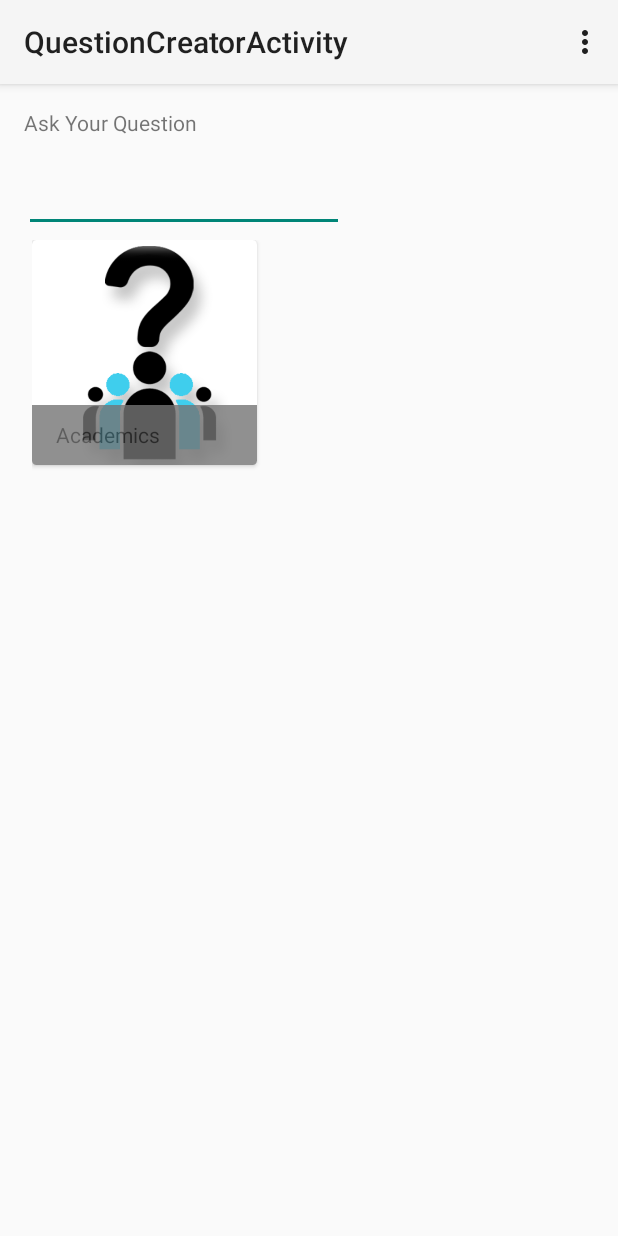
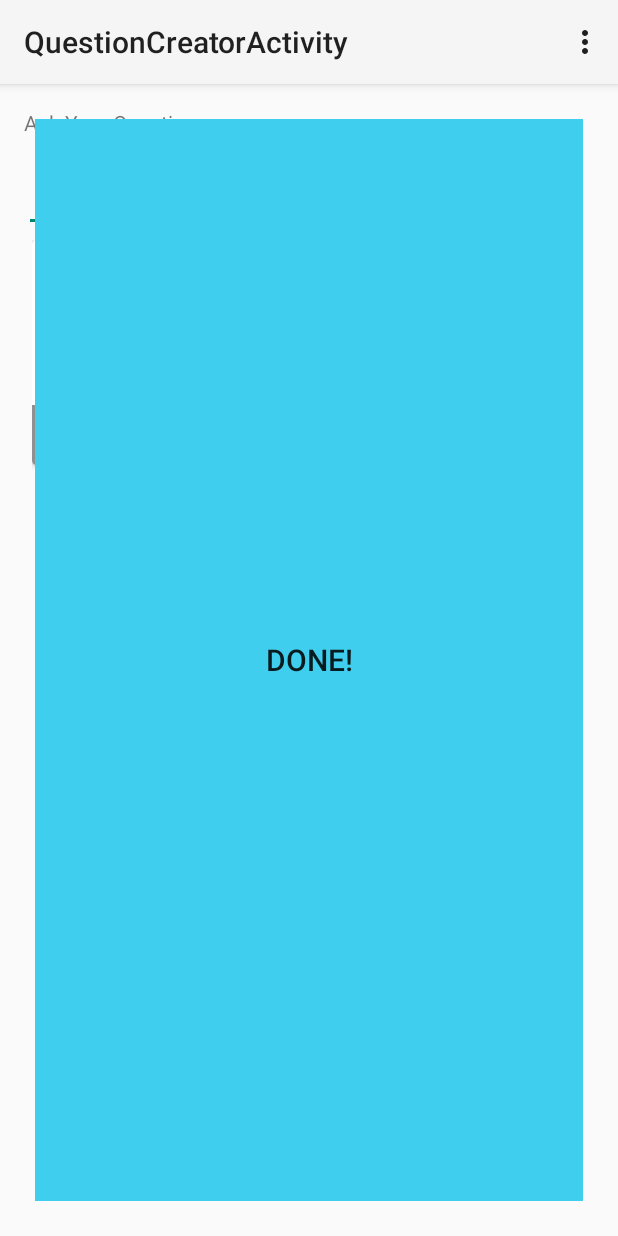
Before and after one commit to WhatDoApp/WhatDoApp, an Android app: the QuestionCreatorActivity screen opened directly, with no data from a screen before it, on a phone screen of 412 x 824 dp. Run offline under Robolectric (Android 15) with nearby library versions, the phone set to English and light mode, and no system bars.

Commit message:
Question Creator now has a button

```diff
--- a/WhatDo/app/src/main/java/com/whatdo/whatdoco/whatdo/SplashActivity.java
+++ b/WhatDo/app/src/main/java/com/whatdo/whatdoco/whatdo/SplashActivity.java
@@ -1,5 +1,7 @@
 package com.whatdo.whatdoco.whatdo;
 
+import android.content.Intent;
+import android.os.Handler;
 import android.support.v7.app.AppCompatActivity;
 import android.os.Bundle;
 import android.view.Menu;
@@ -11,6 +13,14 @@ public class SplashActivity extends AppCompatActivity {
     protected void onCreate(Bundle savedInstanceState) {
         super.onCreate(savedInstanceState);
         setContentView(R.layout.activity_splash);
+
+        new Handler().postDelayed(new Runnable() {
+            @Override
+            public void run() {
+                Intent mainIntent = new Intent(SplashActivity.this, LoginActivity.class);
+                startActivity(mainIntent);
+            }
+        }, 5000);
     }
 
     @Override
--- a/WhatDo/app/src/main/res/layout/activity_question_creator.xml
+++ b/WhatDo/app/src/main/res/layout/activity_question_creator.xml
@@ -28,4 +28,26 @@
             android:layout_width="match_parent"
             android:layout_height="250dp"/>
     </LinearLayout>
+    <LinearLayout
+        android:orientation="horizontal"
+        android:layout_width="match_parent"
+        android:layout_height="match_parent"
+        android:padding="7dp">
+        <RelativeLayout
+            android:orientation="horizontal"
+            android:layout_width="match_parent"
+            android:layout_height="match_parent"
+            android:layout_centerInParent="true">
+
+            <Button
+                android:layout_width="fill_parent"
+                android:layout_height="fill_parent"
+                android:padding="10dp"
+                android:text="Done!"
+                android:id="@+id/create_question"
+                android:background="#ff3fceed"
+                android:textSize="20dp"
+                android:layout_gravity="center_vertical|center_horizontal"/>
+        </RelativeLayout>
+    </LinearLayout>
 </RelativeLayout>
```
